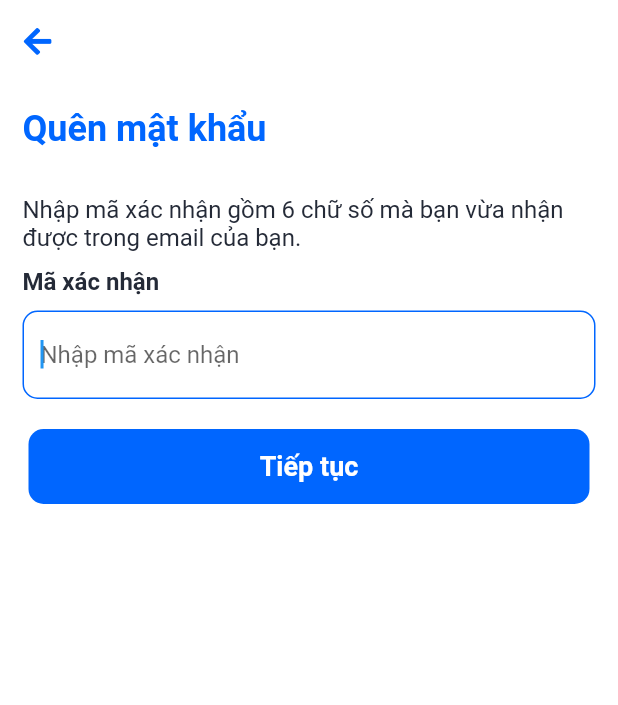
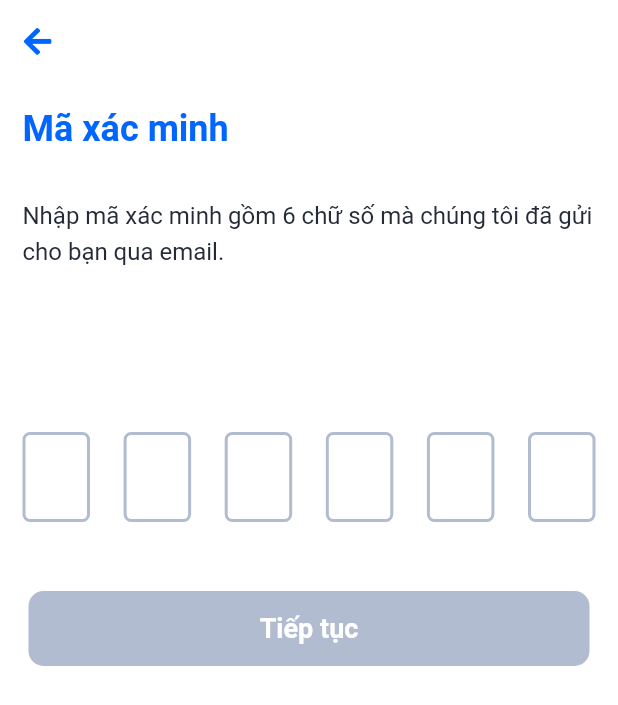
Before and after one commit to TripleT511/Travel_App, a Flutter app: the ConfirmTokenPage screen opened directly with empty values, on a phone screen of 412 x 824 dp. Shown: the top 705 px of the screen. Run offline on Flutter 3.47's test engine with Material 2 defaults, Android fonts, the light colour scheme and no system bars; drawn by our look-alikes of pin_code_fields; our stand-ins replace carousel_slider, flutter_easyloading, flutter_spinkit, font_awesome_flutter, image_picker, location and 2 more; missing offline and left inert: mapbox_gl; accounts and stored records are empty; network calls fail.

Commit message:
Update View Verification Code

```diff
--- a/lib/Views/ResetPassword/confirm_token.dart
+++ b/lib/Views/ResetPassword/confirm_token.dart
@@ -1,8 +1,11 @@
+import 'dart:async';
+
 import 'package:flutter/material.dart';
+import 'package:flutter_easyloading/flutter_easyloading.dart';
 import 'package:font_awesome_flutter/font_awesome_flutter.dart';
+import 'package:pin_code_fields/pin_code_fields.dart';
 import 'package:vietnam_travel_app/Providers/user_provider.dart';
 import 'package:vietnam_travel_app/Views/ResetPassword/reset_password.dart';
-import 'package:vietnam_travel_app/main.dart';
 
 // ignore: must_be_immutable
 class ConfirmTokenPage extends StatefulWidget {
@@ -20,13 +23,19 @@ class ConfirmTokenPageState extends State<ConfirmTokenPage> {
   String email;
   ConfirmTokenPageState(this.email);
   TextEditingController txtCode = TextEditingController();
+
+  StreamController<ErrorAnimationType>? errorController;
+  bool hasError = false;
   final formKey = GlobalKey<FormState>();
+  bool isCompleted = false;
 
   void _sendEmail() async {
-    if (formKey.currentState!.validate()) {
-      bool isSuccess = await UserProvider.confirmToken(txtCode.text);
-
+    EasyLoading.show(status: 'Đang kiểm tra...');
+    bool isSuccess =
+        await UserProvider.confirmToken(txtCode.text.toUpperCase());
     if (isSuccess) {
+      EasyLoading.showSuccess('Xác nhận thành công');
+      EasyLoading.dismiss();
       Navigator.push(
         context,
         MaterialPageRoute(
@@ -36,12 +45,33 @@ class ConfirmTokenPageState extends State<ConfirmTokenPage> {
         ),
       );
     } else {
-        const snackBar = SnackBar(
-            content: Text(
-                'Có lỗi xảy ra, vui lòng kiểm tra lại toàn bộ thông tin.'));
-        ScaffoldMessenger.of(context).showSnackBar(snackBar);
+      EasyLoading.showError('Xác nhận thất bại');
+      EasyLoading.dismiss();
     }
   }
+
+  @override
+  void initState() {
+    super.initState();
+    errorController = StreamController<ErrorAnimationType>();
+    super.initState();
+  }
+
+  @override
+  void dispose() {
+    errorController!.close();
+
+    super.dispose();
+  }
+
+  // snackBar Widget
+  snackBar(String? message) {
+    return ScaffoldMessenger.of(context).showSnackBar(
+      SnackBar(
+        content: Text(message!),
+        duration: const Duration(seconds: 2),
+      ),
+    );
   }
 
   @override
@@ -63,16 +93,17 @@ class ConfirmTokenPageState extends State<ConfirmTokenPage> {
         ),
         backgroundColor: const Color(0XFFFFFFFF),
       ),
-      body: SingleChildScrollView(
-        child: Form(
+      body: Form(
           key: formKey,
+          child: SingleChildScrollView(
             child: Column(
+              mainAxisAlignment: MainAxisAlignment.spaceBetween,
               children: [
                 Container(
                   margin: const EdgeInsets.only(left: 15, top: 15, bottom: 10),
                   alignment: Alignment.centerLeft,
                   child: const Text(
-                  "Quên mật khẩu",
+                    "Mã xác minh",
                     style: TextStyle(
                       fontSize: 24,
                       fontWeight: FontWeight.w700,
@@ -87,61 +118,82 @@ class ConfirmTokenPageState extends State<ConfirmTokenPage> {
                   padding: const EdgeInsets.only(
                       top: 20, left: 15, right: 15, bottom: 10),
                   child: const Text(
-                  "Nhập mã xác nhận gồm 6 chữ số mà bạn vừa nhận được trong email của bạn.",
+                    "Nhập mã xác minh gồm 6 chữ số mà chúng tôi đã gửi cho bạn qua email.",
                     style: TextStyle(
                         fontWeight: FontWeight.w400,
                         fontSize: 16,
+                        height: 1.5,
                         color: Color(0XFF242A37)),
                   ),
                 ),
                 Container(
-                alignment: Alignment.centerLeft,
-                padding: const EdgeInsets.only(left: 15, right: 15, bottom: 10),
-                child: const Text(
-                  "Mã xác nhận",
-                  style: TextStyle(
+                  padding: const EdgeInsets.only(
+                      top: 100, left: 15, bottom: 10, right: 15),
+                  child: PinCodeTextField(
+                    textCapitalization: TextCapitalization.characters,
+                    appContext: context,
+                    pastedTextStyle: const TextStyle(
+                      color: Color(0XFF242A37),
+                      fontSize: 24,
                       fontWeight: FontWeight.bold,
-                      fontSize: 16,
-                      color: Color(0XFF242A37)),
                     ),
-              ),
-              Container(
-                padding: const EdgeInsets.only(left: 15, bottom: 10, right: 15),
-                child: TextFormField(
-                  autofocus: true,
-                  controller: txtCode,
-                  decoration: InputDecoration(
-                    hintText: "Nhập mã xác nhận",
-                    enabledBorder: OutlineInputBorder(
-                      borderSide:
-                          const BorderSide(width: 1, color: Color(0XFFB9B9B9)),
-                      borderRadius: BorderRadius.circular(10),
-                    ),
-                    focusedBorder: OutlineInputBorder(
-                      borderSide:
-                          const BorderSide(width: 1, color: Color(0XFF0066FF)),
-                      borderRadius: BorderRadius.circular(10),
-                    ),
-                  ),
-                  validator: (value) {
-                    if (value!.isEmpty) {
-                      return "Mã xác nhận không được bỏ trống";
+                    length: 6,
+                    obscureText: true,
+                    blinkWhenObscuring: true,
+                    animationType: AnimationType.fade,
+                    validator: (v) {
+                      if (v!.length < 6) {
+                        return "Mã xác minh không hợp lệ";
                       } else {
                         return null;
                       }
                     },
+                    pinTheme: PinTheme(
+                      shape: PinCodeFieldShape.box,
+                      borderRadius: BorderRadius.circular(5),
+                      fieldHeight: 60,
+                      fieldWidth: 45,
+                      activeFillColor: Colors.white,
+                      inactiveFillColor: Colors.white,
+                      activeColor: const Color(0XFF0066FF),
+                      inactiveColor: const Color(0XFFB1BCD0),
+                      selectedFillColor: Colors.white,
+                      selectedColor: const Color(0XFF0066FF),
+                    ),
+                    cursorColor: Colors.black,
+                    animationDuration: const Duration(milliseconds: 300),
+                    enableActiveFill: true,
+                    errorAnimationController: errorController,
+                    controller: txtCode,
+                    keyboardType: TextInputType.text,
+                    backgroundColor: Colors.white,
+                    onChanged: (value) {
+                      setState(() {
+                        if (txtCode.text.length == 6) {
+                          isCompleted = true;
+                        } else {
+                          isCompleted = false;
+                        }
+                      });
+                    },
+                    beforeTextPaste: (text) {
+                      return true;
+                    },
                   ),
                 ),
                 Container(
-                margin: const EdgeInsets.only(top: 10, left: 15, right: 15),
+                  margin: const EdgeInsets.only(
+                      bottom: 20, left: 15, right: 15, top: 20),
                   width: 374,
                   height: 50,
                   decoration: BoxDecoration(
                       borderRadius: BorderRadius.circular(10),
-                    color: const Color(0XFF0066FF)),
+                      color: isCompleted
+                          ? const Color(0XFF0066FF)
+                          : const Color(0XFFB1BCD0)),
                   child: TextButton(
                     onPressed: () {
-                    _sendEmail();
+                      isCompleted ? _sendEmail() : null;
                     },
                     child: const Text(
                       "Tiếp tục",
@@ -155,8 +207,7 @@ class ConfirmTokenPageState extends State<ConfirmTokenPage> {
                 ),
               ],
             ),
-        ),
-      ),
+          )),
     );
   }
 }
--- a/lib/search_page.dart
+++ b/lib/search_page.dart
@@ -1,9 +1,5 @@
-import 'dart:collection';
-
-import 'package:flutter/cupertino.dart';
 import 'package:flutter/material.dart';
 import 'package:flutter_spinkit/flutter_spinkit.dart';
-import 'package:font_awesome_flutter/font_awesome_flutter.dart';
 import 'package:shimmer/shimmer.dart';
 import 'package:vietnam_travel_app/Models/tinhthanh_object.dart';
 import 'package:vietnam_travel_app/Providers/tinhthanh_provider.dart';
@@ -99,7 +95,7 @@ class SearchPageState extends State<SearchPage> {
                   onChanged: (String value) {
                     _SearchTinhThanh();
                   },
-                  decoration: InputDecoration(
+                  decoration: const InputDecoration(
                     border: InputBorder.none,
                     hintText: "Nhập địa điểm cần đến...",
                     hintStyle: TextStyle(
--- a/pubspec.yaml
+++ b/pubspec.yaml
@@ -42,6 +42,8 @@ dependencies:
   image_picker: ^0.8.4+4
   mapbox_gl: ^0.15.0
   location: ^4.3.0
+  pin_code_fields: ^7.3.0
+  flutter_easyloading: ^3.0.3
 
 dev_dependencies:
   flutter_test:
```
Also changed, not shown: lib/Views/LoginRegister/login_page.dart (+7 -2 lines), lib/Views/LoginRegister/register_page.dart (+21 -11 lines), lib/Views/ResetPassword/check_email.dart (+16 -5 lines), lib/Views/ResetPassword/reset_password.dart (+10 -4 lines), lib/changepw_page.dart (+10 -11 lines), lib/edit_info_page.dart (+12 -5 lines), lib/main.dart (+19 -1 lines), lib/personal_page.dart (+25 -5 lines), pubspec.lock. Lines whose indentation alone changed are shown as unchanged.
